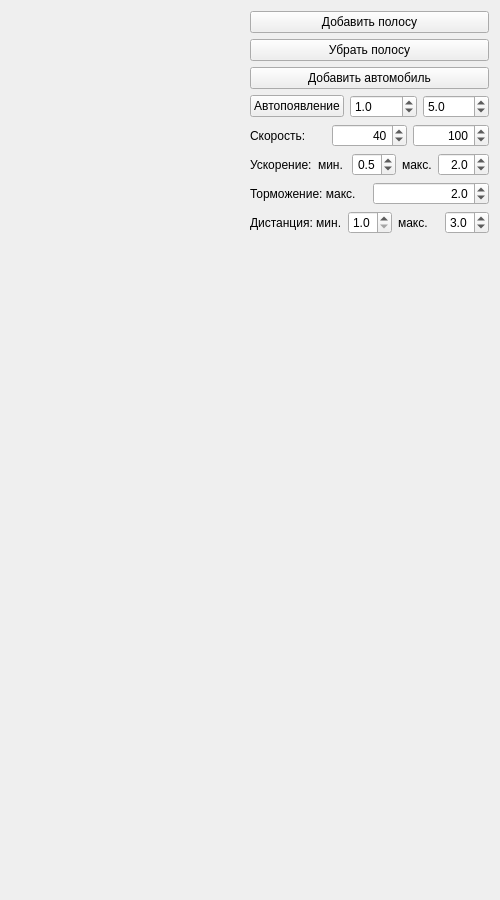
Before: the Qt Designer form highway/manipulator.ui in mihanlg/highway, drawn with Qt 5.
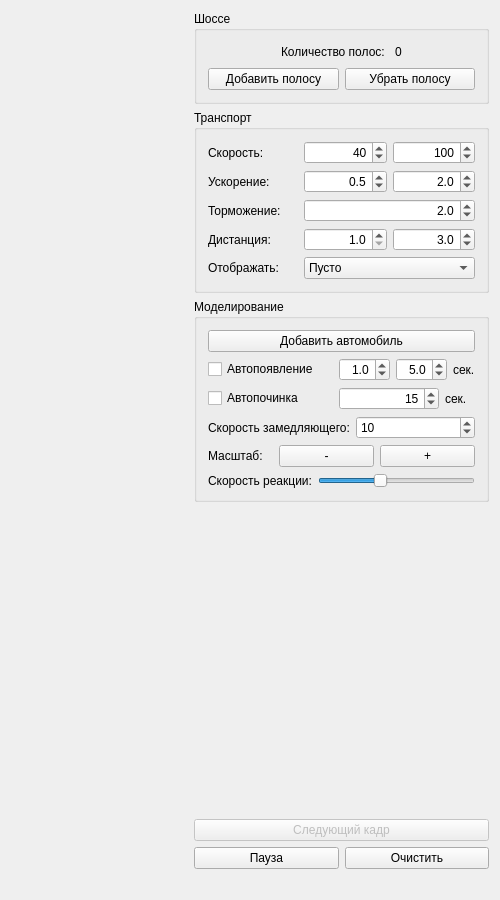
After: the same form once the commit is applied.

Diff of the .ui file:
```diff
--- a/highway/manipulator.ui
+++ b/highway/manipulator.ui
@@ -38,13 +38,9 @@
    <set>QMainWindow::AllowTabbedDocks|QMainWindow::AnimatedDocks</set>
   </property>
   <widget class="QWidget" name="centralWidget">
-   <layout class="QGridLayout" name="gridLayout_2">
-    <item row="0" column="0">
-     <layout class="QHBoxLayout" name="horizontalLayout">
+   <layout class="QHBoxLayout" name="horizontalLayout_3">
       <item>
-       <layout class="QGridLayout" name="gridLayout">
-        <item row="1" column="0">
-         <spacer name="horizontalSpacerLeft">
+     <spacer name="highwaySpacerLeft">
           <property name="orientation">
            <enum>Qt::Horizontal</enum>
           </property>
@@ -56,15 +52,21 @@
           </property>
          </spacer>
         </item>
-        <item row="1" column="2">
+    <item>
          <layout class="QHBoxLayout" name="roadLayout">
           <property name="spacing">
            <number>0</number>
           </property>
-         </layout>
-        </item>
-        <item row="1" column="3">
-         <spacer name="horizontalSpacerRight">
+      <property name="leftMargin">
+       <number>10</number>
+      </property>
+      <property name="rightMargin">
+       <number>10</number>
+      </property>
+     </layout>
+    </item>
+    <item>
+     <spacer name="highwaySpacerRight">
           <property name="orientation">
            <enum>Qt::Horizontal</enum>
           </property>
@@ -75,12 +77,62 @@
            </size>
           </property>
          </spacer>
-        </item>
-       </layout>
       </item>
       <item>
        <layout class="QVBoxLayout" name="settingsLayout">
         <item>
+       <widget class="QGroupBox" name="groupBox_2">
+        <property name="title">
+         <string>Шоссе</string>
+        </property>
+        <layout class="QVBoxLayout" name="verticalLayout_2">
+         <item>
+          <layout class="QHBoxLayout" name="nLanes">
+           <item>
+            <spacer name="nLanesSpacerLeft">
+             <property name="orientation">
+              <enum>Qt::Horizontal</enum>
+             </property>
+             <property name="sizeHint" stdset="0">
+              <size>
+               <width>40</width>
+               <height>20</height>
+              </size>
+             </property>
+            </spacer>
+           </item>
+           <item>
+            <widget class="QLabel" name="nLanesTextLabel">
+             <property name="text">
+              <string>Количество полос: </string>
+             </property>
+            </widget>
+           </item>
+           <item>
+            <widget class="QLabel" name="nLanesLabel">
+             <property name="text">
+              <string>0</string>
+             </property>
+            </widget>
+           </item>
+           <item>
+            <spacer name="nLanesSpacerRight">
+             <property name="orientation">
+              <enum>Qt::Horizontal</enum>
+             </property>
+             <property name="sizeHint" stdset="0">
+              <size>
+               <width>40</width>
+               <height>20</height>
+              </size>
+             </property>
+            </spacer>
+           </item>
+          </layout>
+         </item>
+         <item>
+          <layout class="QHBoxLayout" name="buttonsLane">
+           <item>
          <widget class="QPushButton" name="addLaneButton">
           <property name="text">
            <string>Добавить полосу</string>
@@ -94,81 +146,33 @@
           </property>
          </widget>
         </item>
-        <item>
-         <widget class="QPushButton" name="addCarButton">
-          <property name="text">
-           <string>Добавить автомобиль</string>
-          </property>
-         </widget>
-        </item>
-        <item>
-         <layout class="QHBoxLayout" name="horizontalLayout_4">
-          <item>
-           <widget class="QPushButton" name="autoAppearCheckButton">
-            <property name="text">
-             <string>Автопоявление</string>
-            </property>
-            <property name="checkable">
-             <bool>true</bool>
-            </property>
-            <property name="checked">
-             <bool>false</bool>
-            </property>
-            <property name="autoDefault">
-             <bool>false</bool>
-            </property>
-            <property name="default">
-             <bool>false</bool>
-            </property>
-            <property name="flat">
-             <bool>false</bool>
-            </property>
+          </layout>
+         </item>
+        </layout>
            </widget>
           </item>
           <item>
-           <widget class="QDoubleSpinBox" name="spinMinAppearTimeBox">
-            <property name="decimals">
-             <number>1</number>
-            </property>
-            <property name="minimum">
-             <double>0.000000000000000</double>
-            </property>
-            <property name="maximum">
-             <double>10.000000000000000</double>
-            </property>
-            <property name="singleStep">
-             <double>0.100000000000000</double>
-            </property>
-            <property name="value">
-             <double>1.000000000000000</double>
-            </property>
-           </widget>
-          </item>
-          <item>
-           <widget class="QDoubleSpinBox" name="spinMaxAppearTimeBox">
-            <property name="decimals">
-             <number>1</number>
-            </property>
-            <property name="minimum">
-             <double>0.100000000000000</double>
-            </property>
-            <property name="maximum">
-             <double>10.000000000000000</double>
-            </property>
-            <property name="singleStep">
-             <double>0.100000000000000</double>
-            </property>
-            <property name="value">
-             <double>5.000000000000000</double>
-            </property>
-           </widget>
-          </item>
-         </layout>
-        </item>
+       <widget class="QGroupBox" name="groupBox">
+        <property name="title">
+         <string>Транспорт</string>
+        </property>
+        <layout class="QVBoxLayout" name="verticalLayout">
         <item>
          <layout class="QHBoxLayout" name="speedLayout">
           <item>
-           <widget class="QLabel" name="label">
+            <widget class="QLabel" name="speedLabel">
+             <property name="minimumSize">
+              <size>
+               <width>90</width>
+               <height>0</height>
+              </size>
+             </property>
+             <property name="maximumSize">
+              <size>
+               <width>90</width>
+               <height>16777215</height>
+              </size>
+             </property>
             <property name="text">
              <string>Скорость:</string>
             </property>
@@ -215,21 +219,26 @@
          </layout>
         </item>
         <item>
-         <layout class="QHBoxLayout" name="horizontalLayout_2">
+          <layout class="QHBoxLayout" name="accelerationLayout">
           <item>
-           <widget class="QLabel" name="label_2">
+            <widget class="QLabel" name="accelerationLabel">
+             <property name="minimumSize">
+              <size>
+               <width>90</width>
+               <height>0</height>
+              </size>
+             </property>
+             <property name="maximumSize">
+              <size>
+               <width>90</width>
+               <height>16777215</height>
+              </size>
+             </property>
             <property name="text">
              <string>Ускорение:</string>
             </property>
            </widget>
           </item>
-          <item>
-           <widget class="QLabel" name="label_5">
-            <property name="text">
-             <string>мин.</string>
-            </property>
-           </widget>
-          </item>
           <item>
            <widget class="QDoubleSpinBox" name="spinMinAccBox">
             <property name="alignment">
@@ -252,13 +261,6 @@
             </property>
            </widget>
           </item>
-          <item>
-           <widget class="QLabel" name="label_6">
-            <property name="text">
-             <string>макс.</string>
-            </property>
-           </widget>
-          </item>
           <item>
            <widget class="QDoubleSpinBox" name="spinMaxAccBox">
             <property name="alignment">
@@ -284,11 +286,17 @@
          </layout>
         </item>
         <item>
-         <layout class="QHBoxLayout" name="horizontalLayout_3">
+          <layout class="QHBoxLayout" name="decelerationLayout">
           <item>
-           <widget class="QLabel" name="label_3">
+            <widget class="QLabel" name="decelerationLabel">
+             <property name="maximumSize">
+              <size>
+               <width>90</width>
+               <height>16777215</height>
+              </size>
+             </property>
             <property name="text">
-             <string>Торможение: макс.</string>
+              <string>Торможение:</string>
             </property>
            </widget>
           </item>
@@ -317,16 +325,31 @@
          </layout>
         </item>
         <item>
-         <layout class="QHBoxLayout" name="horizontalLayout_5">
+          <layout class="QHBoxLayout" name="distanceLayout">
           <item>
-           <widget class="QLabel" name="label_7">
+            <widget class="QLabel" name="distanceLabel">
+             <property name="minimumSize">
+              <size>
+               <width>90</width>
+               <height>0</height>
+              </size>
+             </property>
+             <property name="maximumSize">
+              <size>
+               <width>90</width>
+               <height>16777215</height>
+              </size>
+             </property>
             <property name="text">
-             <string>Дистанция: мин.</string>
+              <string>Дистанция:</string>
             </property>
            </widget>
           </item>
           <item>
            <widget class="QDoubleSpinBox" name="spinMinDistanceBox">
+             <property name="alignment">
+              <set>Qt::AlignRight|Qt::AlignTrailing|Qt::AlignVCenter</set>
+             </property>
             <property name="decimals">
              <number>1</number>
             </property>
@@ -341,15 +364,11 @@
             </property>
            </widget>
           </item>
-          <item>
-           <widget class="QLabel" name="label_4">
-            <property name="text">
-             <string>макс.</string>
-            </property>
-           </widget>
-          </item>
           <item>
            <widget class="QDoubleSpinBox" name="spinMaxDistanceBox">
+             <property name="alignment">
+              <set>Qt::AlignRight|Qt::AlignTrailing|Qt::AlignVCenter</set>
+             </property>
             <property name="decimals">
              <number>1</number>
             </property>
@@ -370,18 +389,367 @@
          </layout>
         </item>
         <item>
-         <spacer name="verticalSpacer">
+          <layout class="QHBoxLayout" name="horizontalLayout">
+           <item>
+            <widget class="QLabel" name="label_2">
+             <property name="minimumSize">
+              <size>
+               <width>90</width>
+               <height>0</height>
+              </size>
+             </property>
+             <property name="maximumSize">
+              <size>
+               <width>90</width>
+               <height>16777215</height>
+              </size>
+             </property>
+             <property name="text">
+              <string>Отображать: </string>
+             </property>
+            </widget>
+           </item>
+           <item>
+            <widget class="QComboBox" name="carTextComboBox">
+             <property name="currentText">
+              <string>Пусто</string>
+             </property>
+             <item>
+              <property name="text">
+               <string>Пусто</string>
+              </property>
+             </item>
+             <item>
+              <property name="text">
+               <string>Скорость</string>
+              </property>
+             </item>
+             <item>
+              <property name="text">
+               <string>Номер</string>
+              </property>
+             </item>
+             <item>
+              <property name="text">
+               <string>Состояние</string>
+              </property>
+             </item>
+            </widget>
+           </item>
+          </layout>
+         </item>
+        </layout>
+       </widget>
+      </item>
+      <item>
+       <widget class="QGroupBox" name="groupBox_3">
+        <property name="title">
+         <string>Моделирование</string>
+        </property>
+        <layout class="QVBoxLayout" name="verticalLayout_3">
+         <item>
+          <widget class="QPushButton" name="addCarButton">
+           <property name="text">
+            <string>Добавить автомобиль</string>
+           </property>
+          </widget>
+         </item>
+         <item>
+          <layout class="QHBoxLayout" name="autoAppear">
+           <item>
+            <widget class="QCheckBox" name="autoAppearCheckBox">
+             <property name="minimumSize">
+              <size>
+               <width>125</width>
+               <height>0</height>
+              </size>
+             </property>
+             <property name="maximumSize">
+              <size>
+               <width>125</width>
+               <height>16777215</height>
+              </size>
+             </property>
+             <property name="text">
+              <string>Автопоявление</string>
+             </property>
+            </widget>
+           </item>
+           <item>
+            <widget class="QDoubleSpinBox" name="spinMinAppearTimeBox">
+             <property name="alignment">
+              <set>Qt::AlignRight|Qt::AlignTrailing|Qt::AlignVCenter</set>
+             </property>
+             <property name="decimals">
+              <number>1</number>
+             </property>
+             <property name="minimum">
+              <double>0.000000000000000</double>
+             </property>
+             <property name="maximum">
+              <double>10.000000000000000</double>
+             </property>
+             <property name="singleStep">
+              <double>0.100000000000000</double>
+             </property>
+             <property name="value">
+              <double>1.000000000000000</double>
+             </property>
+            </widget>
+           </item>
+           <item>
+            <widget class="QDoubleSpinBox" name="spinMaxAppearTimeBox">
+             <property name="alignment">
+              <set>Qt::AlignRight|Qt::AlignTrailing|Qt::AlignVCenter</set>
+             </property>
+             <property name="decimals">
+              <number>1</number>
+             </property>
+             <property name="minimum">
+              <double>0.100000000000000</double>
+             </property>
+             <property name="maximum">
+              <double>10.000000000000000</double>
+             </property>
+             <property name="singleStep">
+              <double>0.100000000000000</double>
+             </property>
+             <property name="value">
+              <double>5.000000000000000</double>
+             </property>
+            </widget>
+           </item>
+           <item>
+            <widget class="QLabel" name="label">
+             <property name="text">
+              <string>сек.</string>
+             </property>
+            </widget>
+           </item>
+          </layout>
+         </item>
+         <item>
+          <layout class="QHBoxLayout" name="autoFix">
+           <item>
+            <widget class="QCheckBox" name="autoFixCheckBox">
+             <property name="minimumSize">
+              <size>
+               <width>125</width>
+               <height>0</height>
+              </size>
+             </property>
+             <property name="maximumSize">
+              <size>
+               <width>125</width>
+               <height>16777215</height>
+              </size>
+             </property>
+             <property name="text">
+              <string>Автопочинка</string>
+             </property>
+            </widget>
+           </item>
+           <item>
+            <widget class="QSpinBox" name="spinAutoFixTimeBox">
+             <property name="alignment">
+              <set>Qt::AlignRight|Qt::AlignTrailing|Qt::AlignVCenter</set>
+             </property>
+             <property name="minimum">
+              <number>1</number>
+             </property>
+             <property name="maximum">
+              <number>60</number>
+             </property>
+             <property name="value">
+              <number>15</number>
+             </property>
+            </widget>
+           </item>
+           <item>
+            <widget class="QLabel" name="fixSecondsLabel">
+             <property name="sizePolicy">
+              <sizepolicy hsizetype="Minimum" vsizetype="Preferred">
+               <horstretch>0</horstretch>
+               <verstretch>0</verstretch>
+              </sizepolicy>
+             </property>
+             <property name="maximumSize">
+              <size>
+               <width>30</width>
+               <height>16777215</height>
+              </size>
+             </property>
+             <property name="text">
+              <string>сек.</string>
+             </property>
+            </widget>
+           </item>
+          </layout>
+         </item>
+         <item>
+          <layout class="QHBoxLayout" name="crawling">
+           <item>
+            <widget class="QLabel" name="crawlingSpeedLabel">
+             <property name="text">
+              <string>Скорость замедляющего:</string>
+             </property>
+            </widget>
+           </item>
+           <item>
+            <widget class="QSpinBox" name="spinCrawlingSpeedBox">
+             <property name="maximum">
+              <number>40</number>
+             </property>
+             <property name="value">
+              <number>10</number>
+             </property>
+            </widget>
+           </item>
+          </layout>
+         </item>
+         <item>
+          <layout class="QHBoxLayout" name="scale">
+           <item>
+            <widget class="QLabel" name="scaleLabel">
+             <property name="maximumSize">
+              <size>
+               <width>65</width>
+               <height>16777215</height>
+              </size>
+             </property>
+             <property name="text">
+              <string>Масштаб:</string>
+             </property>
+            </widget>
+           </item>
+           <item>
+            <widget class="QPushButton" name="zoomOutButton">
+             <property name="maximumSize">
+              <size>
+               <width>16777215</width>
+               <height>16777215</height>
+              </size>
+             </property>
+             <property name="text">
+              <string>-</string>
+             </property>
+             <property name="autoDefault">
+              <bool>false</bool>
+             </property>
+             <property name="default">
+              <bool>false</bool>
+             </property>
+            </widget>
+           </item>
+           <item>
+            <widget class="QPushButton" name="zoomInButton">
+             <property name="maximumSize">
+              <size>
+               <width>16777215</width>
+               <height>16777215</height>
+              </size>
+             </property>
+             <property name="text">
+              <string>+</string>
+             </property>
+            </widget>
+           </item>
+          </layout>
+         </item>
+         <item>
+          <layout class="QHBoxLayout" name="horizontalLayout_2">
+           <item>
+            <widget class="QLabel" name="reactionLabel">
+             <property name="text">
+              <string>Скорость реакции:</string>
+             </property>
+            </widget>
+           </item>
+           <item>
+            <widget class="QSlider" name="reactionSlider">
+             <property name="minimum">
+              <number>1</number>
+             </property>
+             <property name="maximum">
+              <number>50</number>
+             </property>
+             <property name="singleStep">
+              <number>1</number>
+             </property>
+             <property name="value">
+              <number>20</number>
+             </property>
+             <property name="sliderPosition">
+              <number>20</number>
+             </property>
+             <property name="orientation">
+              <enum>Qt::Horizontal</enum>
+             </property>
+             <property name="invertedAppearance">
+              <bool>false</bool>
+             </property>
+             <property name="invertedControls">
+              <bool>false</bool>
+             </property>
+            </widget>
+           </item>
+          </layout>
+         </item>
+        </layout>
+        <zorder>groupBox_2</zorder>
+        <zorder>groupBox_2</zorder>
+        <zorder></zorder>
+        <zorder></zorder>
+        <zorder></zorder>
+        <zorder>addCarButton</zorder>
+        <zorder></zorder>
+        <zorder>horizontalLayoutWidget_2</zorder>
+       </widget>
+      </item>
+      <item>
+       <spacer name="carsTabVerticalSpacer">
           <property name="orientation">
            <enum>Qt::Vertical</enum>
           </property>
           <property name="sizeHint" stdset="0">
            <size>
             <width>20</width>
-            <height>40</height>
+          <height>549</height>
            </size>
           </property>
          </spacer>
         </item>
+      <item>
+       <widget class="QPushButton" name="nextFrameButton">
+        <property name="enabled">
+         <bool>false</bool>
+        </property>
+        <property name="text">
+         <string>Следующий кадр</string>
+        </property>
+       </widget>
+      </item>
+      <item>
+       <layout class="QHBoxLayout" name="globalSettings">
+        <item>
+         <widget class="QPushButton" name="pauseButton">
+          <property name="text">
+           <string>Пауза</string>
+          </property>
+          <property name="checkable">
+           <bool>true</bool>
+          </property>
+         </widget>
+        </item>
+        <item>
+         <widget class="QPushButton" name="cleanButton">
+          <property name="text">
+           <string>Очистить</string>
+          </property>
+         </widget>
+        </item>
+       </layout>
+      </item>
         <item>
          <spacer name="horizontalSettingsSpacer">
           <property name="orientation">
@@ -394,8 +762,6 @@
            </size>
           </property>
          </spacer>
-        </item>
-       </layout>
       </item>
      </layout>
     </item>
```
Lines whose indentation alone changed are shown as unchanged.
